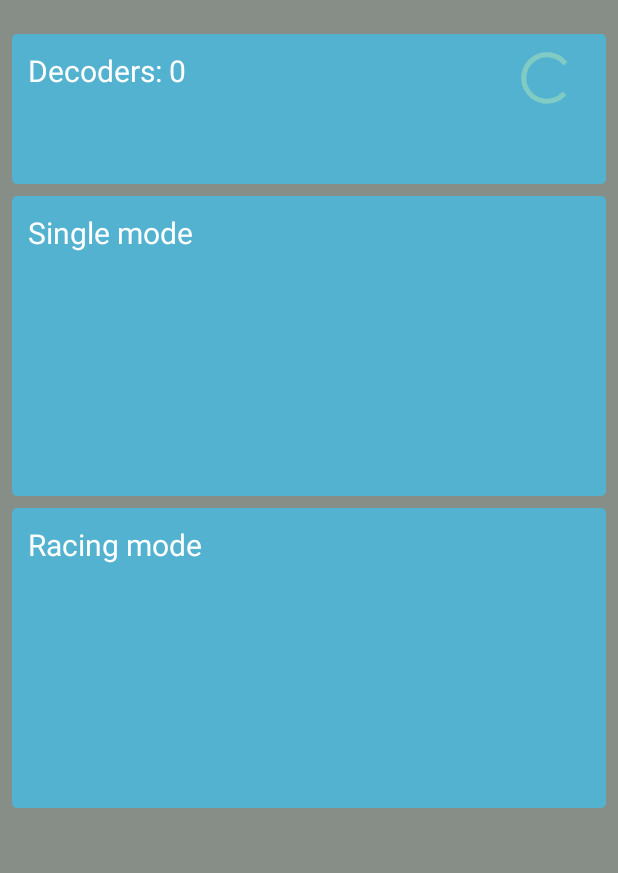
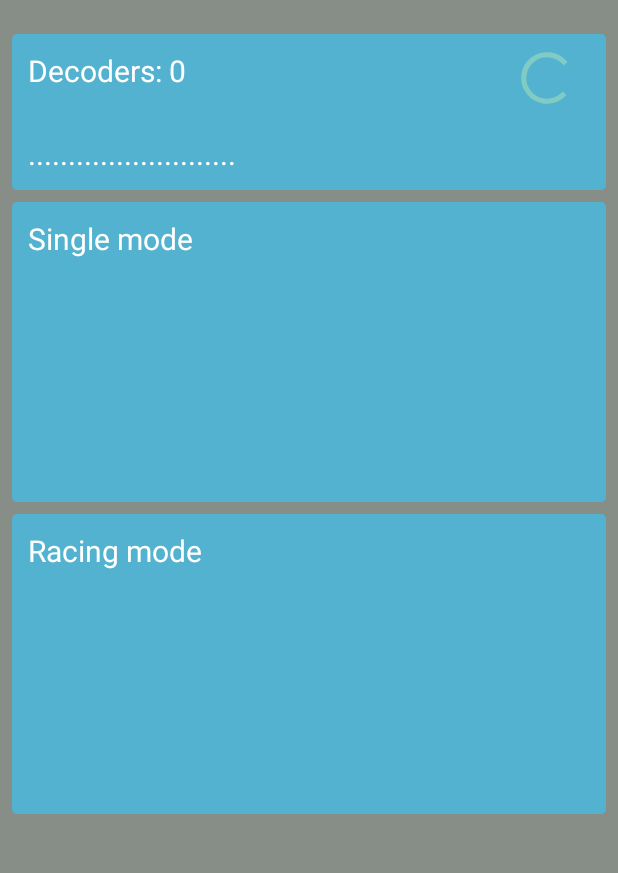
Before and after one commit to skoky/ammc-android, an Android app: the screen it shows after launch (MainActivity), on a phone screen of 412 x 824 dp, the part 62-935 px from its top. Run offline under Robolectric (Android 15) with nearby library versions, the phone set to English and light mode, and no system bars; libraries missing offline, so code that uses them is left out: com.j256.ormlite; 2 statements that could not run were skipped.

Commit message:
show first decoder

```diff
--- a/app/src/main/java/com/skoky/NetworkBroadcastHandler.kt
+++ b/app/src/main/java/com/skoky/NetworkBroadcastHandler.kt
@@ -12,7 +12,7 @@ object NetworkBroadcastHandler {
     private const val TAG = "NetworkBroadcastHandler"
     private const val INCOMING_PORT = 5303
 
-    fun receiveBroadcastData(c: Context, handler: (ByteArray) -> Unit) {
+    fun receiveBroadcastData(handler: (ByteArray) -> Unit) {
 
         Log.w(TAG, "Starting broadcast listener")
         val incomingBuffer = ByteArray(1024)
--- a/app/src/main/res/layout/main_content.xml
+++ b/app/src/main/res/layout/main_content.xml
@@ -17,14 +17,6 @@
         app:layout_constraintStart_toStartOf="parent"
         app:layout_constraintTop_toTopOf="parent">
 
-        <TextView
-            android:id="@+id/decodersFound"
-            style="@style/amm_text_white"
-            android:layout_width="match_parent"
-            android:layout_height="wrap_content"
-            android:padding="10dp"
-            android:text="Decoders: 0" />
-
         <ProgressBar
             android:layout_width="61dp"
             android:layout_height="41dp"
@@ -34,6 +26,25 @@
             android:indeterminate="true"
             app:layout_constraintEnd_toEndOf="parent"
             app:layout_constraintTop_toTopOf="parent" />
+
+        <TextView
+            android:id="@+id/decodersFound"
+            style="@style/amm_text_white"
+            android:layout_width="match_parent"
+            android:layout_height="wrap_content"
+            android:padding="10dp"
+            android:text="Decoders: 0" />
+
+        <TextView
+            android:id="@+id/firstDecoderId"
+            style="@style/amm_text_white"
+            android:layout_width="match_parent"
+            android:layout_height="wrap_content"
+            android:layout_marginTop="8dp"
+            android:padding="10dp"
+            android:text=".........................."
+            app:layout_constraintTop_toBottomOf="@+id/decodersFound" />
+
 
     </android.support.constraint.ConstraintLayout>
 
```
Also changed, not shown: app/src/main/java/com/skoky/fragment/StartupFragment.kt (+8 -1 lines), app/src/main/java/com/skoky/services/DecoderService.kt (+46 -6 lines).
